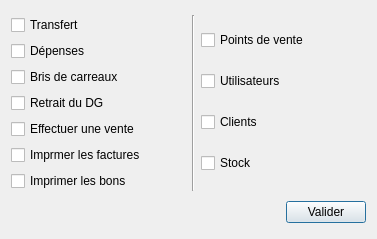
This is droits.ui in faugan2/star-grace as Qt 5 draws it before an edit. The edited form follows.
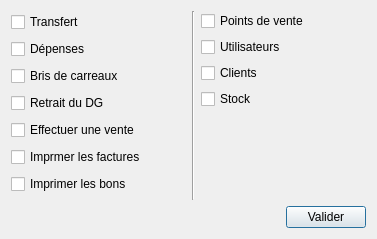
This is the edited form.

```diff
--- a/droits.ui
+++ b/droits.ui
@@ -293,6 +293,19 @@
          </item>
         </layout>
        </item>
+       <item>
+        <spacer name="verticalSpacer">
+         <property name="orientation">
+          <enum>Qt::Vertical</enum>
+         </property>
+         <property name="sizeHint" stdset="0">
+          <size>
+           <width>20</width>
+           <height>40</height>
+          </size>
+         </property>
+        </spacer>
+       </item>
       </layout>
      </item>
     </layout>
```
